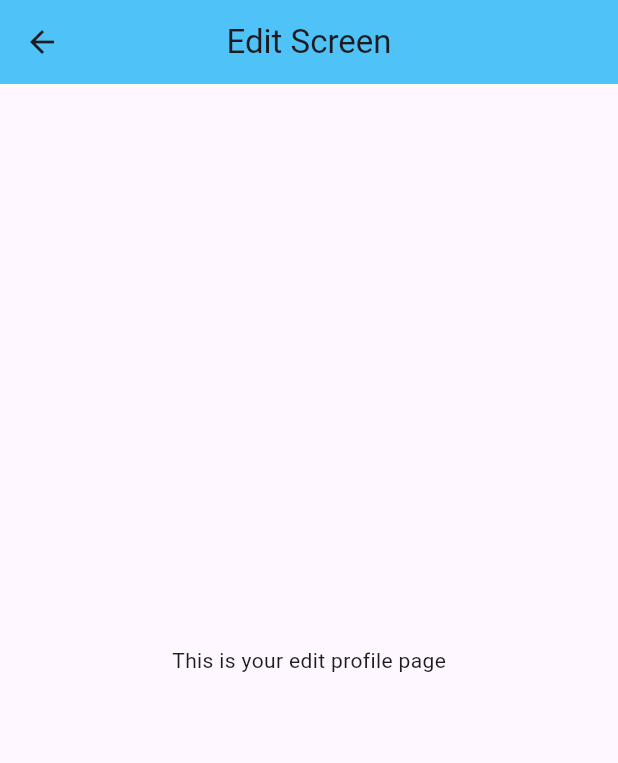
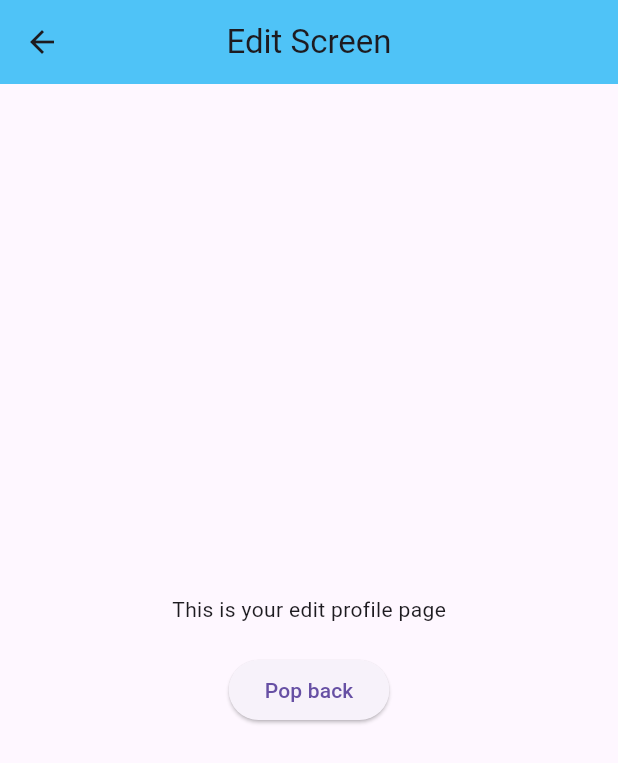
Before and after one commit to RomanRazdorov/rr_flutter6, a Flutter app: the EditScreen screen opened directly, on a phone screen of 412 x 824 dp. Shown: the top 763 px of the screen. Run offline on Flutter 3.47's test engine with Material 3 defaults, Android fonts, the phone set to English and light mode, and no system bars; our stand-ins replace go_router.

Commit message:
added pop back button in edit screen

```diff
--- a/lib/edit_screen.dart
+++ b/lib/edit_screen.dart
@@ -1,4 +1,5 @@
 import 'package:flutter/material.dart';
+import 'package:flutter/widgets.dart';
 
 class EditScreen extends StatelessWidget {
   const EditScreen({super.key});
@@ -11,9 +12,17 @@ class EditScreen extends StatelessWidget {
         centerTitle: true,
         backgroundColor: Colors.lightBlue.shade300,
       ),
-      body: const Center(
-        child: Text('This is your edit profile page'),
-      ),
+      body: Center(
+          child: Column(mainAxisAlignment: MainAxisAlignment.center, children: [
+        const Text('This is your edit profile page'),
+        const SizedBox(height: 20),
+        ElevatedButton(
+          onPressed: () {
+            Navigator.pop(context);
+          },
+          child: const Text('Pop back'),
+        ),
+      ])),
     );
   }
 }
```
